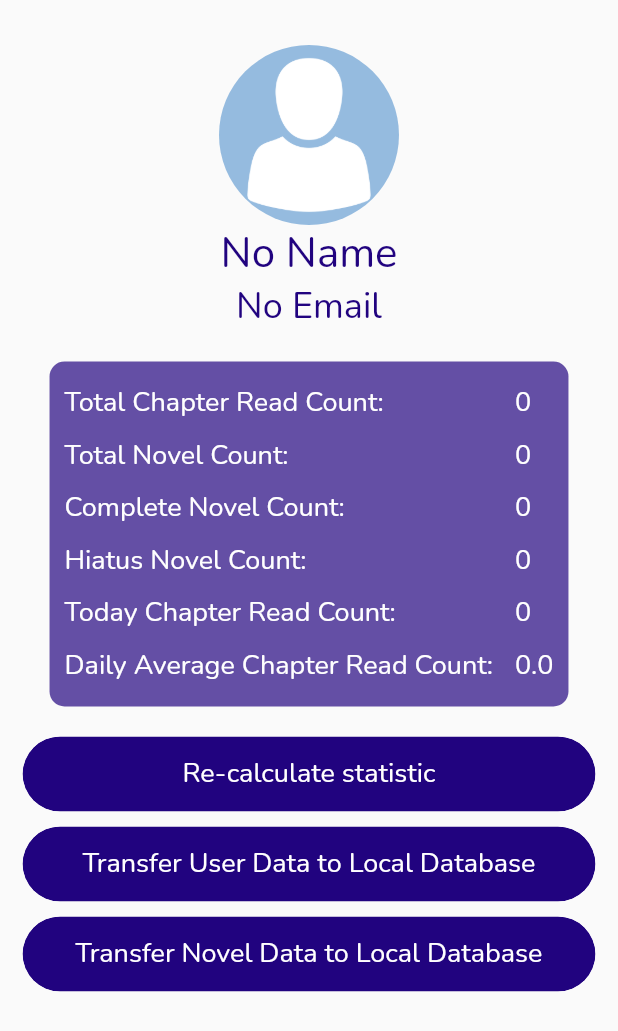
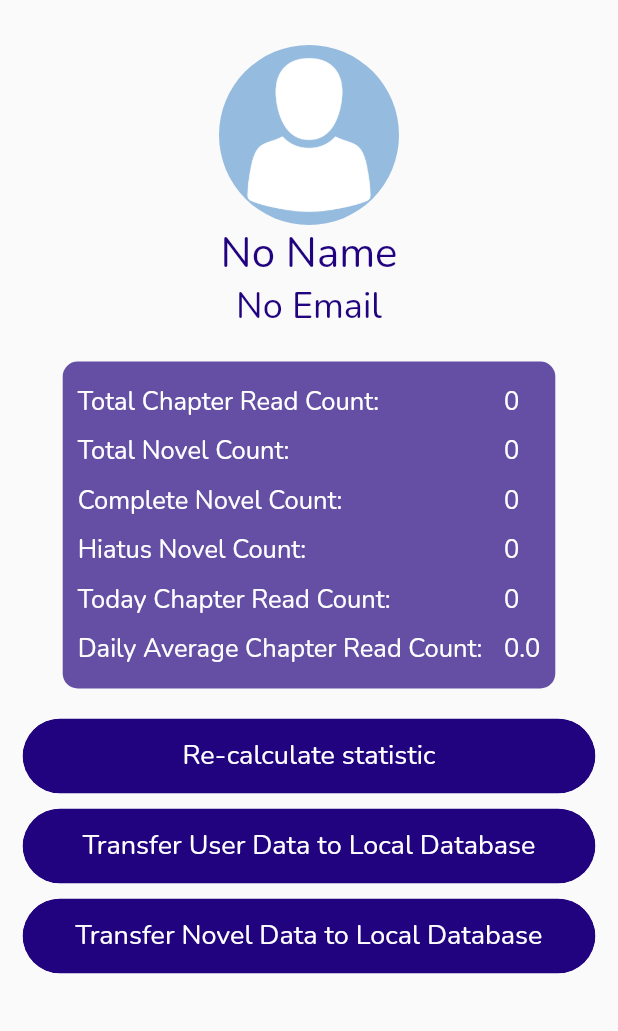
Before and after one commit to SHRIKUNJ1010/novel_log, a Flutter app: the ProfileScreen screen opened directly with empty values, on a phone screen of 412 x 824 dp. Shown: the top 1031 px of the screen. Run offline on Flutter 3.47's test engine with Material 2 defaults, Android fonts, the phone set to English and light mode, and no system bars; our stand-ins replace cloud_firestore, firebase_auth, firebase_core, flash, fluttericon, get and 3 more; missing offline and left inert: dart:html; accounts and stored records are empty.

Commit message:
- profile screen user statistic problem for curved screen solved

```diff
--- a/lib/screens/app_drawer_screens/profile_screen.dart
+++ b/lib/screens/app_drawer_screens/profile_screen.dart
@@ -95,7 +95,8 @@ class _ProfileScreenState extends State<ProfileScreen> {
                 color: appPrimaryColor,
               ),
               const SizedBox(height: 20),
-              SafeArea(
+              Container(
+                margin: width < 600 ? const EdgeInsets.only(left: 15, right: 15) : null,
                 child: NovelStatisticWidget(
                   todayChapterReadCount: controller.userData.todayChapterReadCount ?? 0,
                   totalStartedNovelCount: controller.userData.totalStartedNovelCount ?? 0,
@@ -111,7 +112,7 @@ class _ProfileScreenState extends State<ProfileScreen> {
                               ? 18
                               : width > 620
                                   ? 16
-                                  : 18,
+                                  : 17,
                 ),
               ),
               const SizedBox(height: 20),
--- a/lib/widgets/profile_screen_widgets/novel_statistic_widget.dart
+++ b/lib/widgets/profile_screen_widgets/novel_statistic_widget.dart
@@ -34,6 +34,7 @@ class NovelStatisticWidget extends StatelessWidget {
         borderRadius: BorderRadius.circular(10),
       ),
       padding: const EdgeInsets.fromLTRB(10, 10, 10, 10),
+      child: FittedBox(
         child: Row(
           mainAxisAlignment: MainAxisAlignment.start,
           mainAxisSize: MainAxisSize.min,
@@ -41,41 +42,53 @@ class NovelStatisticWidget extends StatelessWidget {
             Column(
               crossAxisAlignment: CrossAxisAlignment.start,
               children: [
-              TextView(
+                FittedBox(
+                  child: TextView(
                     padding: const EdgeInsets.fromLTRB(0, 5, 0, 5),
                     label: 'Total Chapter Read Count: ',
                     color: mWhite,
                     fontSize: fontSize,
                   ),
-              TextView(
+                ),
+                FittedBox(
+                  child: TextView(
                     padding: const EdgeInsets.fromLTRB(0, 5, 0, 5),
                     label: 'Total Novel Count: ',
                     color: mWhite,
                     fontSize: fontSize,
                   ),
-              TextView(
+                ),
+                FittedBox(
+                  child: TextView(
                     padding: const EdgeInsets.fromLTRB(0, 5, 0, 5),
                     label: 'Complete Novel Count: ',
                     color: mWhite,
                     fontSize: fontSize,
                   ),
-              TextView(
+                ),
+                FittedBox(
+                  child: TextView(
                     padding: const EdgeInsets.fromLTRB(0, 5, 0, 5),
                     label: 'Hiatus Novel Count: ',
                     color: mWhite,
                     fontSize: fontSize,
                   ),
-              TextView(
+                ),
+                FittedBox(
+                  child: TextView(
                     padding: const EdgeInsets.fromLTRB(0, 5, 0, 5),
                     label: 'Today Chapter Read Count: ',
                     color: mWhite,
                     fontSize: fontSize,
                   ),
-              TextView(
+                ),
+                FittedBox(
+                  child: TextView(
                     padding: const EdgeInsets.fromLTRB(0, 5, 0, 5),
                     label: 'Daily Average Chapter Read Count: ',
                     color: mWhite,
                     fontSize: fontSize,
+                  ),
                 ),
               ],
             ),
@@ -83,46 +96,59 @@ class NovelStatisticWidget extends StatelessWidget {
             Column(
               crossAxisAlignment: CrossAxisAlignment.start,
               children: [
-              TextView(
+                FittedBox(
+                  child: TextView(
                     padding: const EdgeInsets.fromLTRB(0, 5, 0, 5),
                     label: '$totalChapterReadCount',
                     color: mWhite,
                     fontSize: fontSize,
                   ),
-              TextView(
+                ),
+                FittedBox(
+                  child: TextView(
                     padding: const EdgeInsets.fromLTRB(0, 5, 0, 5),
                     label: '$totalStartedNovelCount',
                     color: mWhite,
                     fontSize: fontSize,
                   ),
-              TextView(
+                ),
+                FittedBox(
+                  child: TextView(
                     padding: const EdgeInsets.fromLTRB(0, 5, 0, 5),
                     label: '$totalNovelReadCompleteWithNovelComplete',
                     color: mWhite,
                     fontSize: fontSize,
                   ),
-              TextView(
+                ),
+                FittedBox(
+                  child: TextView(
                     padding: const EdgeInsets.fromLTRB(0, 5, 0, 5),
                     label: '$totalNovelReadCompleteWithNovelHiatus',
                     color: mWhite,
                     fontSize: fontSize,
                   ),
-              TextView(
+                ),
+                FittedBox(
+                  child: TextView(
                     padding: const EdgeInsets.fromLTRB(0, 5, 0, 5),
                     label: '$todayChapterReadCount',
                     color: mWhite,
                     fontSize: fontSize,
                   ),
-              TextView(
+                ),
+                FittedBox(
+                  child: TextView(
                     padding: const EdgeInsets.fromLTRB(0, 5, 0, 5),
                     label: '$dailyAverageChapterReadCount',
                     color: mWhite,
                     fontSize: fontSize,
                   ),
+                ),
               ],
             ),
           ],
         ),
+      ),
     );
   }
 }
```
Lines whose indentation alone changed are shown as unchanged.
